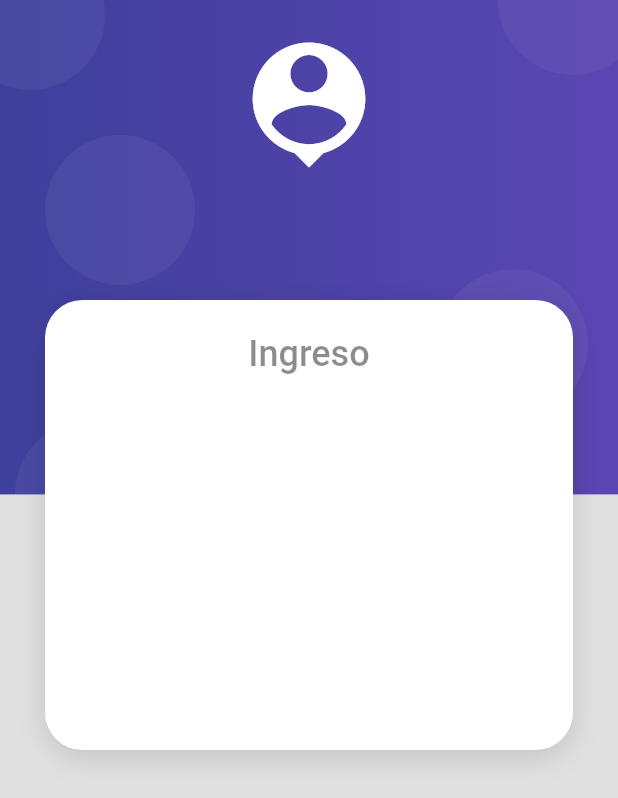
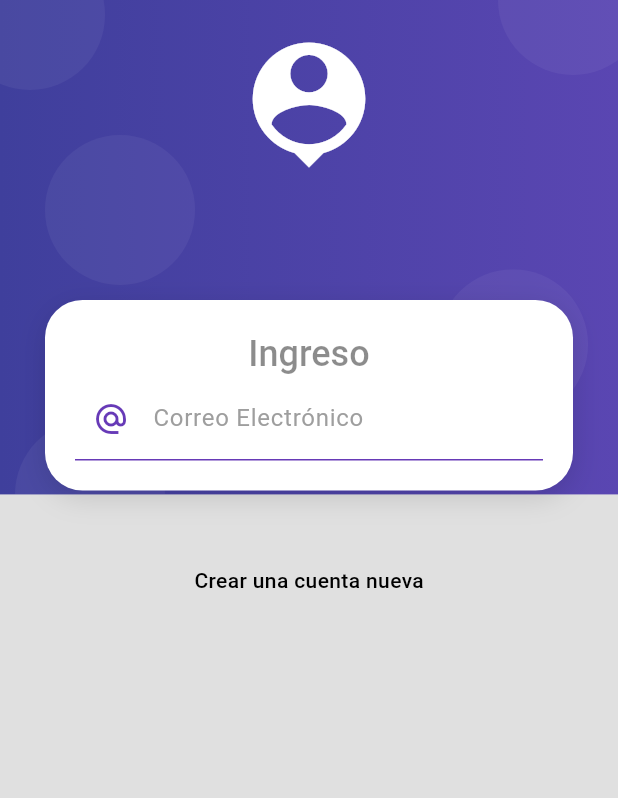
Before and after one commit to alexglzrys/flutter_products_app, a Flutter app: the screen it shows after launch, on a phone screen of 412 x 824 dp. Shown: the top 798 px of the screen. Run offline on Flutter 3.47's test engine with Material 3 defaults, Android fonts, the phone set to English and light mode, and no system bars.

Commit message:
formulario de login

```diff
--- a/lib/screens/login_screen.dart
+++ b/lib/screens/login_screen.dart
@@ -22,14 +22,46 @@ class LoginScreen extends StatelessWidget {
           CardContainer(
             child: Column(
               children: [
+                // Titulo de la tarjeta
                 Text(
                   'Ingreso',
                   // Se hereda el estilo declarado en el tema principal para titulos medios
                   style: Theme.of(context).textTheme.headlineMedium,
-                )
+                ),
+                // Contenido principal - Formulario
+                const Form(
+                    child: Column(
+                  children: [
+                    TextField(
+                      // Evitar el auto-corrector
+                      autocorrect: false,
+                      // Tipo de teclado al momento de usar la caja de texto
+                      keyboardType: TextInputType.emailAddress,
+                      style: TextStyle(color: Colors.deepPurple),
+                      // Decoración de la caja de texto
+                      decoration: InputDecoration(
+                          enabledBorder: UnderlineInputBorder(
+                              borderSide: BorderSide(color: Colors.deepPurple)),
+                          focusedBorder: UnderlineInputBorder(
+                              borderSide: BorderSide(
+                                  color: Colors.deepPurple, width: 2)),
+                          labelText: 'Correo Electrónico',
+                          hintText: 'goku@correo.com',
+                          labelStyle: TextStyle(color: Colors.grey),
+                          prefixIcon: Icon(Icons.alternate_email,
+                              color: Colors.deepPurple)),
+                    )
+                  ],
+                ))
               ],
             ),
           ),
+          // Separación de 50 unidades en la vertical para colocar un texto adicional por debajo de la tarjeta
+          const SizedBox(height: 50),
+          const Text(
+            'Crear una cuenta nueva',
+            style: TextStyle(color: Colors.black, fontWeight: FontWeight.w500),
+          )
         ],
       ),
     )));
--- a/lib/widgets/card_container.dart
+++ b/lib/widgets/card_container.dart
@@ -13,8 +13,6 @@ class CardContainer extends StatelessWidget {
       padding: const EdgeInsets.symmetric(horizontal: 30),
       child: Container(
         width: double.infinity,
-        // TODO: Retirar después, la altura será en proporción de los hijos
-        height: 300,
         padding: const EdgeInsets.all(20),
         // Para mantener fácil la lectura de este widget, su estilo y decoración se encuentra agrupada en un método privado
         decoration: _createCardShape(),
```
